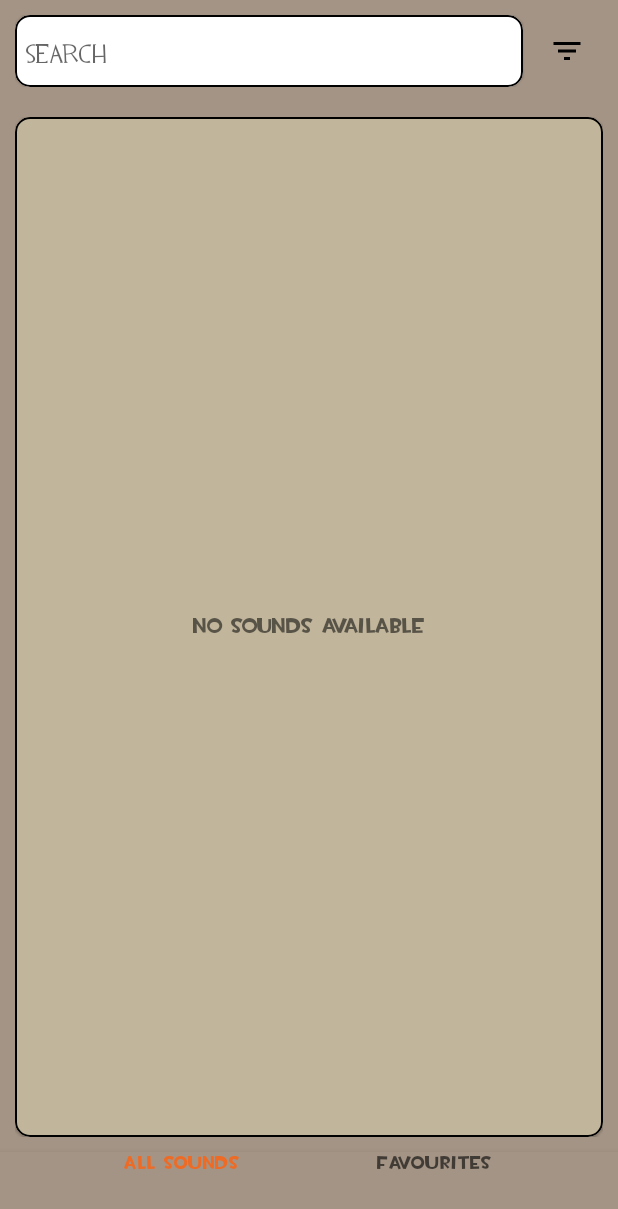
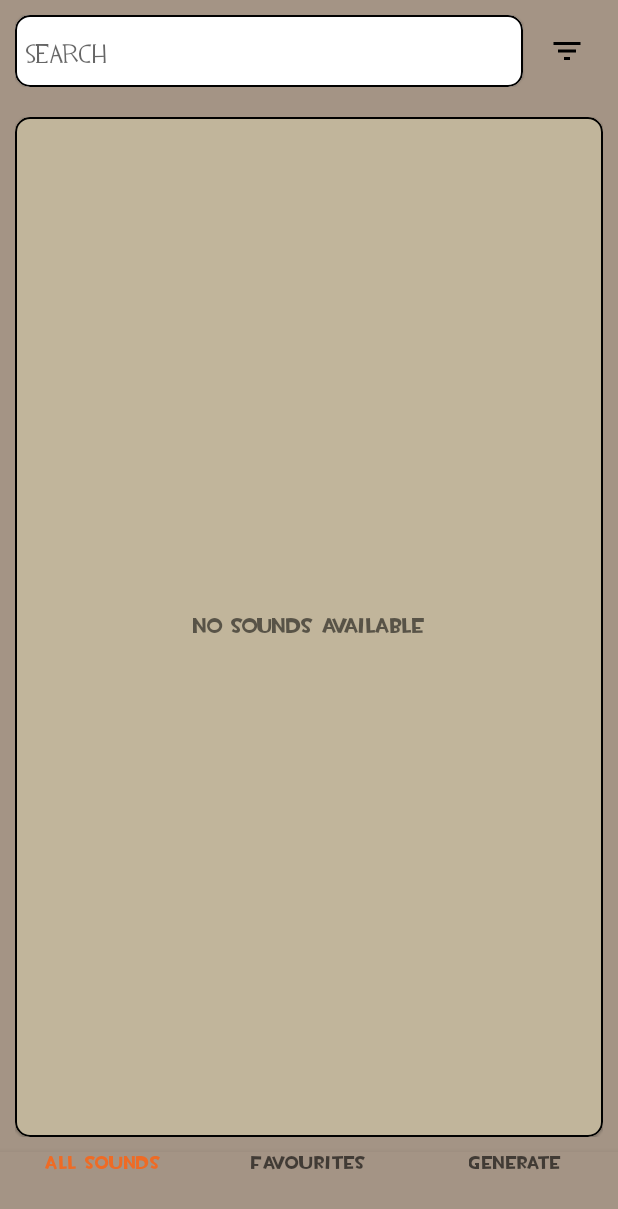
Before and after one commit to KosPavel/team-fortress2-voicelines, an Android app: the screen it shows after launch (MainActivity), on a phone screen of 412 x 824 dp. Shown: the top 1209 px of the screen. Run offline under Robolectric (Android 15) with nearby library versions, the phone set to English and light mode, and no system bars; our stand-ins replace Dagger/Hilt's generated code, Room's generated code; 1 statement that could not run was skipped.

Commit message:
generate fragment added to bottom nav bar

```diff
--- a/app/src/main/java/com/kospavel/teamfortress2voicelines/MainActivity.kt
+++ b/app/src/main/java/com/kospavel/teamfortress2voicelines/MainActivity.kt
@@ -3,6 +3,7 @@ package com.kospavel.teamfortress2voicelines
 import android.os.Bundle
 import androidx.appcompat.app.AppCompatActivity
 import androidx.fragment.app.Fragment
+import com.kospavel.teamfortress2voicelines.ui.generatevoice.GenerateVoiceFragment
 import com.kospavel.teamfortress2voicelines.ui.main.FragmentType
 import com.kospavel.teamfortress2voicelines.ui.main.MainFragment
 import kotlinx.android.synthetic.main.activity_main.*
@@ -32,6 +33,10 @@ class MainActivity : AppCompatActivity() {
                     openFragment(MainFragment.instance(FragmentType.FAVOURITES))
                     true
                 }
+                R.id.navigation_generate -> {
+                    openFragment(GenerateVoiceFragment())
+                    true
+                }
                 else -> {
                     false
                 }
--- /dev/null
+++ b/app/src/main/res/drawable/ic_create.xml
@@ -0,0 +1,9 @@
+<vector xmlns:android="http://schemas.android.com/apk/res/android"
+    android:width="24dp"
+    android:height="24dp"
+    android:viewportWidth="24"
+    android:viewportHeight="24">
+  <path
+      android:pathData="M3,17.25V21h3.75L17.81,9.94l-3.75,-3.75L3,17.25zM20.71,7.04c0.39,-0.39 0.39,-1.02 0,-1.41l-2.34,-2.34c-0.39,-0.39 -1.02,-0.39 -1.41,0l-1.83,1.83 3.75,3.75 1.83,-1.83z"
+      android:fillColor="#000000"/>
+</vector>
--- a/app/src/main/res/layout/fragment_favourite.xml
+++ /dev/null
@@ -1,6 +0,0 @@
-<?xml version="1.0" encoding="utf-8"?>
-<LinearLayout xmlns:android="http://schemas.android.com/apk/res/android"
-    android:orientation="vertical" android:layout_width="match_parent"
-    android:layout_height="match_parent">
-
-</LinearLayout>
--- a/app/src/main/res/layout/fragment_search.xml
+++ /dev/null
@@ -1,6 +0,0 @@
-<?xml version="1.0" encoding="utf-8"?>
-<LinearLayout xmlns:android="http://schemas.android.com/apk/res/android"
-    android:orientation="vertical" android:layout_width="match_parent"
-    android:layout_height="match_parent">
-
-</LinearLayout>
--- a/app/src/main/res/menu/bottom_navigation_menu.xml
+++ b/app/src/main/res/menu/bottom_navigation_menu.xml
@@ -11,4 +11,9 @@
         android:icon="@drawable/ic_favorite"
         android:title="@string/favourites" />
 
+    <item
+        android:id="@+id/navigation_generate"
+        android:icon="@drawable/ic_create"
+        android:title="@string/generate_voice" />
+
 </menu>
--- a/app/src/main/res/values/strings.xml
+++ b/app/src/main/res/values/strings.xml
@@ -25,4 +25,5 @@
     <string name="no_sounds">No sounds available</string>
     <string name="error">Something went wrong</string>
     <string name="filter_description">Filter sounds by character</string>
+    <string name="generate_voice">Generate</string>
 </resources>
```
Also changed, not shown: app/src/main/java/com/kospavel/teamfortress2voicelines/ui/generatevoice/GenerateVoiceFragment.kt (added, +7 -0 lines), app/src/main/res/layout/fragment_generate_voice.xml (added, +53 -0 lines).
